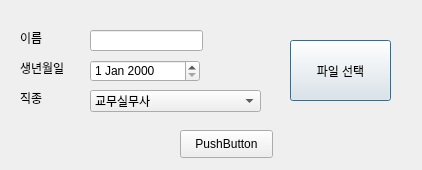
First picture: the form in main.ui, repository seungw0n/neis-to-payslip, before the edit.
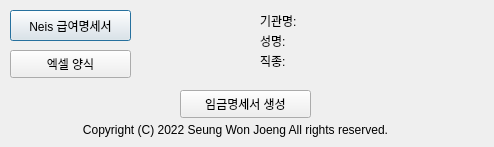
Second picture: the form after the edit.

The edit to the form file:
```diff
--- a/main.ui
+++ b/main.ui
@@ -6,8 +6,8 @@
    <rect>
     <x>0</x>
     <y>0</y>
-    <width>422</width>
-    <height>170</height>
+    <width>494</width>
+    <height>147</height>
    </rect>
   </property>
   <property name="windowTitle">
@@ -16,14 +16,14 @@
   <widget class="QLabel" name="label">
    <property name="geometry">
     <rect>
-     <x>20</x>
-     <y>30</y>
+     <x>260</x>
+     <y>10</y>
      <width>51</width>
-     <height>16</height>
+     <height>21</height>
     </rect>
    </property>
    <property name="text">
-    <string>이름</string>
+    <string>기관명:</string>
    </property>
    <property name="textFormat">
     <enum>Qt::PlainText</enum>
@@ -32,143 +32,147 @@
   <widget class="QLabel" name="label_2">
    <property name="geometry">
     <rect>
-     <x>20</x>
-     <y>60</y>
+     <x>260</x>
+     <y>30</y>
      <width>71</width>
-     <height>16</height>
+     <height>21</height>
     </rect>
    </property>
    <property name="text">
-    <string>생년월일</string>
+    <string>성명:</string>
    </property>
   </widget>
   <widget class="QLabel" name="label_3">
    <property name="geometry">
     <rect>
-     <x>20</x>
-     <y>90</y>
+     <x>260</x>
+     <y>50</y>
      <width>51</width>
-     <height>16</height>
-    </rect>
-   </property>
-   <property name="text">
-    <string>직종</string>
-   </property>
-  </widget>
-  <widget class="QLineEdit" name="lineEdit">
-   <property name="geometry">
-    <rect>
-     <x>90</x>
-     <y>30</y>
-     <width>113</width>
      <height>21</height>
     </rect>
    </property>
+   <property name="text">
+    <string>직종:</string>
+   </property>
   </widget>
-  <widget class="QDateEdit" name="dateEdit">
+  <widget class="QPushButton" name="selectNeis">
    <property name="geometry">
     <rect>
-     <x>90</x>
-     <y>60</y>
-     <width>110</width>
-     <height>22</height>
+     <x>10</x>
+     <y>10</y>
+     <width>121</width>
+     <height>31</height>
     </rect>
    </property>
+   <property name="text">
+    <string>Neis 급여명세서</string>
+   </property>
   </widget>
-  <widget class="QComboBox" name="comboBox">
+  <widget class="QPushButton" name="selectForm">
    <property name="geometry">
     <rect>
-     <x>90</x>
-     <y>90</y>
+     <x>10</x>
+     <y>50</y>
+     <width>121</width>
+     <height>28</height>
+    </rect>
+   </property>
+   <property name="text">
+    <string>엑셀 양식</string>
+   </property>
+  </widget>
+  <widget class="QLabel" name="labelSchoolName">
+   <property name="geometry">
+    <rect>
+     <x>320</x>
+     <y>10</y>
      <width>171</width>
-     <height>22</height>
+     <height>20</height>
     </rect>
    </property>
-   <item>
-    <property name="text">
-     <string>교무실무사</string>
-    </property>
-   </item>
-   <item>
-    <property name="text">
-     <string>행정실무사</string>
-    </property>
-   </item>
-   <item>
-    <property name="text">
-     <string>전산실무사</string>
-    </property>
-   </item>
-   <item>
-    <property name="text">
-     <string>과학실무사</string>
-    </property>
-   </item>
-   <item>
-    <property name="text">
-     <string>특수교육지도사</string>
-    </property>
-   </item>
-   <item>
-    <property name="text">
-     <string>영양사</string>
-    </property>
-   </item>
-   <item>
-    <property name="text">
-     <string>조리사</string>
-    </property>
-   </item>
-   <item>
-    <property name="text">
-     <string>조리원</string>
-    </property>
-   </item>
-   <item>
-    <property name="text">
-     <string>교육복지사</string>
-    </property>
-   </item>
-   <item>
-    <property name="text">
-     <string>전문상담사</string>
-    </property>
-   </item>
-   <item>
-    <property name="text">
-     <string>사서</string>
-    </property>
-   </item>
-   <item>
-    <property name="text">
-     <string>돌봄전담사</string>
-    </property>
-   </item>
+   <property name="text">
+    <string/>
+   </property>
   </widget>
-  <widget class="QPushButton" name="pushButton">
+  <widget class="QLabel" name="labelNeisPath">
    <property name="geometry">
     <rect>
-     <x>290</x>
-     <y>40</y>
-     <width>101</width>
-     <height>61</height>
+     <x>140</x>
+     <y>10</y>
+     <width>91</width>
+     <height>31</height>
     </rect>
    </property>
    <property name="text">
-    <string>파일 선택</string>
+    <string/>
    </property>
   </widget>
-  <widget class="QPushButton" name="pushButton_2">
+  <widget class="QLabel" name="labelFormPath">
+   <property name="geometry">
+    <rect>
+     <x>140</x>
+     <y>50</y>
+     <width>91</width>
+     <height>21</height>
+    </rect>
+   </property>
+   <property name="text">
+    <string/>
+   </property>
+  </widget>
+  <widget class="QLabel" name="labelEmployeeName">
+   <property name="geometry">
+    <rect>
+     <x>320</x>
+     <y>30</y>
+     <width>121</width>
+     <height>20</height>
+    </rect>
+   </property>
+   <property name="text">
+    <string/>
+   </property>
+  </widget>
+  <widget class="QLabel" name="labelPosition">
+   <property name="geometry">
+    <rect>
+     <x>320</x>
+     <y>50</y>
+     <width>121</width>
+     <height>20</height>
+    </rect>
+   </property>
+   <property name="text">
+    <string/>
+   </property>
+  </widget>
+  <widget class="QLabel" name="label_4">
+   <property name="geometry">
+    <rect>
+     <x>10</x>
+     <y>120</y>
+     <width>451</width>
+     <height>20</height>
+    </rect>
+   </property>
+   <property name="text">
+    <string>Copyright (C) 2022 Seung Won Joeng All rights reserved.</string>
+   </property>
+   <property name="alignment">
+    <set>Qt::AlignCenter</set>
+   </property>
+  </widget>
+  <widget class="QPushButton" name="createPayslip">
    <property name="geometry">
     <rect>
      <x>180</x>
-     <y>130</y>
-     <width>93</width>
+     <y>90</y>
+     <width>131</width>
      <height>28</height>
     </rect>
    </property>
    <property name="text">
-    <string>PushButton</string>
+    <string>임금명세서 생성</string>
    </property>
   </widget>
  </widget>
```
